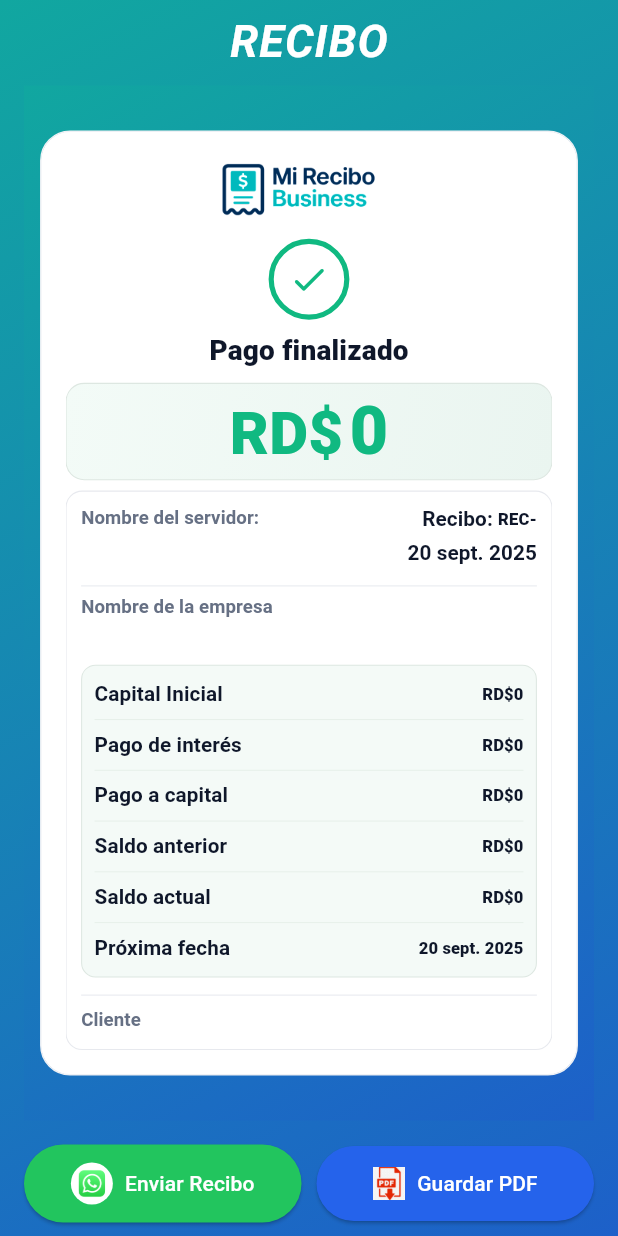
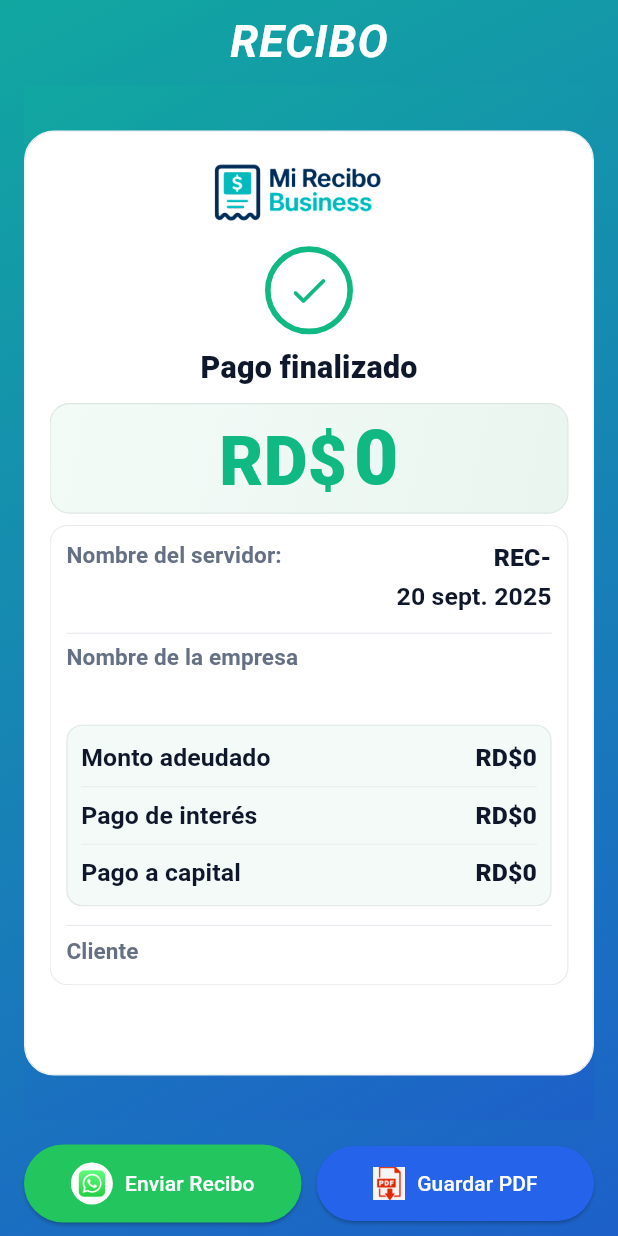
Before and after one commit to Luis2Sosa/mi_recibo_business, a Flutter app: the ReciboScreen screen opened directly with empty values, on a phone screen of 412 x 824 dp. Run offline on Flutter 3.47's test engine with Material 3 defaults, Android fonts, the phone set to English and light mode, and no system bars; our stand-ins replace cloud_firestore, firebase_auth, firebase_core, google_fonts, google_sign_in, pdf and 1 more; missing offline and left inert: flutter_file_dialog; accounts and stored records are empty; Roboto replaces fonts that are missing (Playfair).

Commit message:
Detalles finales del recibo

```diff
--- a/lib/ui/recibo_screen.dart
+++ b/lib/ui/recibo_screen.dart
@@ -85,7 +85,7 @@ class ReciboUIConfig {
 
     // Capturable (recibo)
     this.cardHeight = 630,
-    this.designWidth = 470,
+    this.designWidth = 460,
     this.cardRadius = const BorderRadius.all(Radius.circular(20)),
     this.cardPadding = const EdgeInsets.fromLTRB(16, 16, 16, 16),
 
@@ -126,14 +126,14 @@ class ReciboUIConfig {
     this.amountPanelPadding = const EdgeInsets.symmetric(horizontal: 14, vertical: 14), // ↑
     this.amountPanelBorder = const Color(0xFFDDE7E1),
     this.amountPrefixStyle = const TextStyle(
-      fontSize: 58, // ↑
+      fontSize: 60, // ↑
       fontWeight: FontWeight.w900,
       color: Color(0xFF10B981),
       height: 1.0,
       letterSpacing: 0.2,
     ),
     this.amountNumberStyle = const TextStyle(
-      fontSize: 64, // ↑
+      fontSize: 68, // ↑
       fontWeight: FontWeight.w900,
       letterSpacing: 0.6,
       color: Color(0xFF10B981),
@@ -153,19 +153,19 @@ class ReciboUIConfig {
 
     // Textos
     this.labelStyle = const TextStyle(
-      fontSize: 18, // ↑
+      fontSize: 20, // ↑
       color: Color(0xFF667084),
       fontWeight: FontWeight.w600,
       letterSpacing: .1,
     ),
     this.valueStyle = const TextStyle(
-      fontSize: 20, // ↑
+      fontSize: 22, // ↑
       color: Color(0xFF0F172A),
       fontWeight: FontWeight.w800,
       letterSpacing: .1,
     ),
     this.valueStrongStyle = const TextStyle(
-      fontSize: 16, // ↑
+      fontSize: 22, // ↑
       color: Color(0xFF0F172A),
       fontWeight: FontWeight.w900,
       letterSpacing: .1,
@@ -683,7 +683,6 @@ class _ReceiptContent extends StatelessWidget {
               ),
             ),
 
-
             // Panel del monto
             Container(
               decoration: BoxDecoration(
@@ -710,7 +709,7 @@ class _ReceiptContent extends StatelessWidget {
 
             const SizedBox(height: 10),
 
-// ================== PANEL ÚNICO (como la foto) ==================
+            // ================== PANEL ÚNICO (como la foto) ==================
             Container(
               decoration: BoxDecoration(
                 color: Colors.white,
@@ -741,8 +740,7 @@ class _ReceiptContent extends StatelessWidget {
                           Row(
                             mainAxisSize: MainAxisSize.min,
                             children: [
-                              Text('Recibo: ',
-                                  style: cfg.valueStyle.copyWith(fontWeight: FontWeight.w600)),
+                              //Text('Recibo: ', style: cfg.valueStyle.copyWith(fontWeight: FontWeight.w600)),
                               Text(numeroRecibo, style: cfg.valueStrongStyle),
                             ],
                           ),
@@ -766,7 +764,7 @@ class _ReceiptContent extends StatelessWidget {
 
                   const SizedBox(height: 10),
 
-                  // Banda mint con filas (capital, intereses, pagos, saldos, próxima fecha)
+                  // Banda mint con filas (profesional, sin duplicados)
                   Container(
                     decoration: BoxDecoration(
                       color: cfg.mint,
@@ -776,17 +774,24 @@ class _ReceiptContent extends StatelessWidget {
                     padding: const EdgeInsets.symmetric(horizontal: 12, vertical: 10),
                     child: Column(
                       children: [
-                        _row('Capital Inicial', monedaRD(capitalInicial)),
+                        // 1) Monto adeudado (antes del pago) => saldoAnterior
+                        _row('Monto adeudado', monedaRD(saldoAnterior)),
                         Divider(height: 14, thickness: 1, color: cfg.mintDivider),
+
+                        // 2) Pago de interés
                         _row('Pago de interés', monedaRD(pagoInteres)),
                         Divider(height: 14, thickness: 1, color: cfg.mintDivider),
+
+                        // 3) Pago a capital
                         _row('Pago a capital', monedaRD(pagoCapital)),
-                        Divider(height: 14, thickness: 1, color: cfg.mintDivider),
-                        _row('Saldo anterior', monedaRD(saldoAnterior)),
-                        Divider(height: 14, thickness: 1, color: cfg.mintDivider),
-                        _row('Saldo actual', monedaRD(saldoActual)),
-                        Divider(height: 14, thickness: 1, color: cfg.mintDivider),
-                        _row('Próxima fecha', fmtFecha(proximaFecha)),
+
+                        // 4-5) Solo si queda deuda
+                        if (saldoActual > 0) ...[
+                          Divider(height: 14, thickness: 1, color: cfg.mintDivider),
+                          _row('Saldo pendiente actual', monedaRD(saldoActual)),
+                          Divider(height: 14, thickness: 1, color: cfg.mintDivider),
+                          _row('Próxima fecha', fmtFecha(proximaFecha)),
+                        ],
                       ],
                     ),
                   ),
@@ -805,7 +810,7 @@ class _ReceiptContent extends StatelessWidget {
                 ],
               ),
             ),
-// ================== / PANEL ÚNICO ==================
+            // ================== / PANEL ÚNICO ==================
 
             if (producto.trim().isNotEmpty) ...[
               const SizedBox(height: 6),
```
